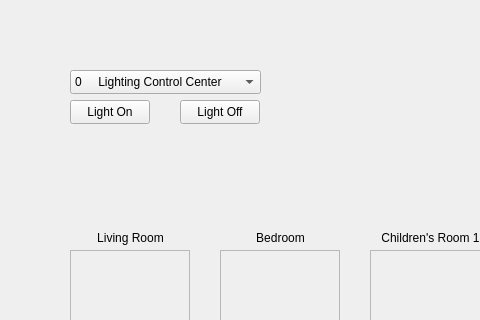
The window that GUI/English/BitmanipulationLight/view.ui (Yeah-Jack/cpp-projects) describes before a commit, drawn with Qt 5; both pictures show x 0 to 480 and y 0 to 320 of the 800 by 600 pixel window.
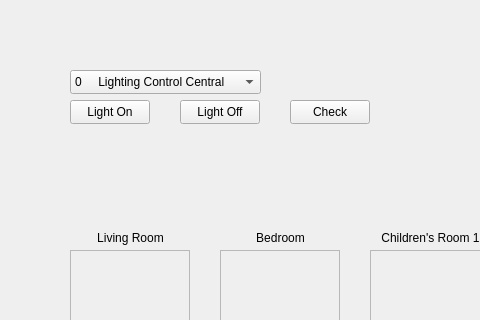
The same window after the commit.

Commit message: Add checkBit and isLightOn

```diff
--- a/GUI/English/BitmanipulationLight/view.ui
+++ b/GUI/English/BitmanipulationLight/view.ui
@@ -40,7 +40,7 @@
    </property>
    <item>
     <property name="text">
-     <string>0     Lighting Control Center</string>
+     <string>0     Lighting Control Central</string>
     </property>
    </item>
    <item>
@@ -313,6 +313,19 @@
     <set>Qt::AlignmentFlag::AlignCenter</set>
    </property>
   </widget>
+  <widget class="QPushButton" name="check">
+   <property name="geometry">
+    <rect>
+     <x>290</x>
+     <y>100</y>
+     <width>80</width>
+     <height>24</height>
+    </rect>
+   </property>
+   <property name="text">
+    <string>Check</string>
+   </property>
+  </widget>
  </widget>
  <resources/>
  <connections/>
```
The commit also changes 4 other files.
